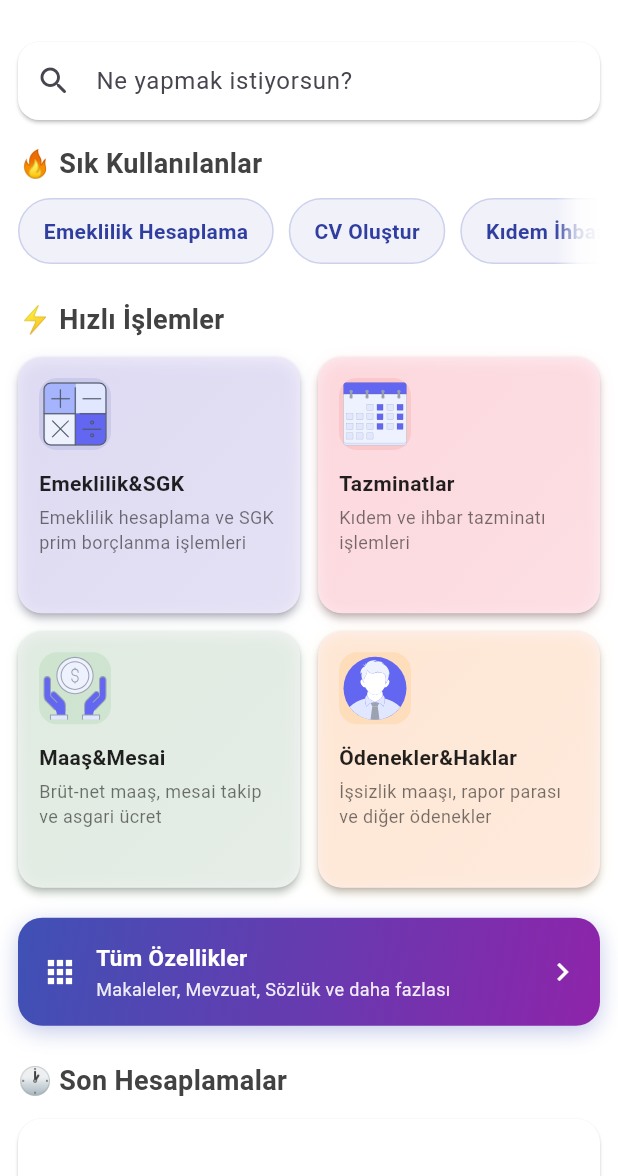
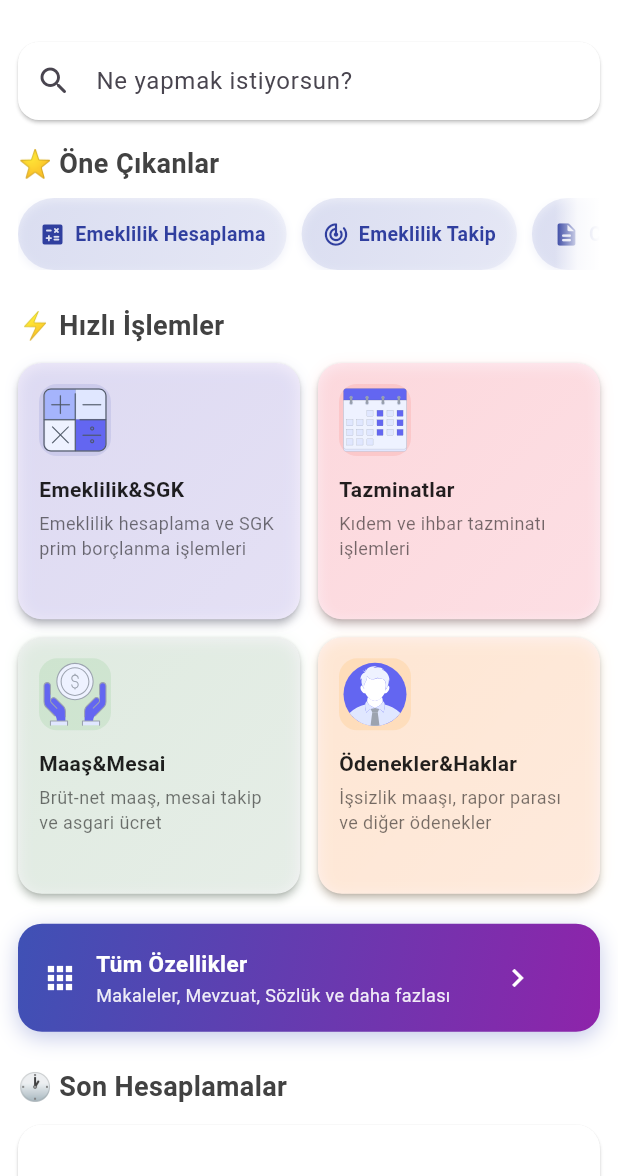
Before and after one commit to life1666/sosyalguvenlikmobil-ios, a Flutter app: the screen it shows after launch, on a phone screen of 412 x 824 dp, the part 60-1236 px from its top. Run offline on Flutter 3.47's test engine with Material 3 defaults, Android fonts, the phone set to English and light mode, and no system bars; our stand-ins replace cloud_firestore, firebase_analytics, firebase_auth, firebase_core, firebase_crashlytics, flutter_svg and 10 more; missing offline and left inert: excel; accounts and stored records are empty.

Commit message:
Improve: Update popular features section with icons, Emeklilik Takip, better visuals and scroll indicator

```diff
--- a/lib/screens/ana_ekran.dart
+++ b/lib/screens/ana_ekran.dart
@@ -1077,9 +1077,29 @@ class _AnaEkranState extends State<AnaEkran> {
                           builder: (context, value, child) {
                             return Transform.translate(
                               offset: Offset(value * 3, 0),
-                              child: Icon(Icons.chevron_right, color: Colors.white),
-                            );
-                          },
+                              child: Icon(Icons.chevron_right, color: Colors.white                  ),
+                );
+                  },
+                ),
+                // Scroll indicator (sağda fade effect)
+                Positioned(
+                  right: 0,
+                  top: 0,
+                  bottom: 0,
+                  child: Container(
+                    width: 30,
+                    decoration: BoxDecoration(
+                      gradient: LinearGradient(
+                        begin: Alignment.centerLeft,
+                        end: Alignment.centerRight,
+                        colors: [
+                          Colors.white.withOpacity(0.0),
+                          Colors.white.withOpacity(0.8),
+                          Colors.white,
+                        ],
+                      ),
+                    ),
+                  ),
                 ),
               ],
             ),
@@ -2308,12 +2328,13 @@ class _SikKullanilanlar extends StatelessWidget {
   @override
   Widget build(BuildContext context) {
     final popularItems = [
-      {'title': 'Emeklilik Hesaplama', 'route': 'emeklilik', 'screen': 'emeklilik_4a'},
-      {'title': 'CV Oluştur', 'route': 'cv_olustur', 'screen': 'cv_olustur'},
-      {'title': 'Kıdem İhbar Tazminatı', 'route': 'kidem', 'screen': 'kidem_ihbar'},
-      {'title': 'İşsizlik Maaşı', 'route': 'issizlik', 'screen': 'issizlik'},
-      {'title': 'Rapor Parası', 'route': 'rapor', 'screen': 'rapor'},
-      {'title': 'Brütten Nete', 'route': 'brutten_nete', 'screen': 'brutten_nete'},
+      {'title': 'Emeklilik Hesaplama', 'route': 'emeklilik', 'screen': 'emeklilik_4a', 'icon': Icons.calculate_rounded},
+      {'title': 'Emeklilik Takip', 'route': 'emeklilik_takip', 'screen': 'emeklilik_takip', 'icon': Icons.track_changes_rounded},
+      {'title': 'CV Oluştur', 'route': 'cv_olustur', 'screen': 'cv_olustur', 'icon': Icons.description_rounded},
+      {'title': 'Kıdem İhbar Tazminatı', 'route': 'kidem', 'screen': 'kidem_ihbar', 'icon': Icons.receipt_long_rounded},
+      {'title': 'İşsizlik Maaşı', 'route': 'issizlik', 'screen': 'issizlik', 'icon': Icons.work_outline_rounded},
+      {'title': 'Rapor Parası', 'route': 'rapor', 'screen': 'rapor', 'icon': Icons.local_hospital_rounded},
+      {'title': 'Brütten Nete', 'route': 'brutten_nete', 'screen': 'brutten_nete', 'icon': Icons.swap_horiz_rounded},
     ];
 
     return Padding(
@@ -2322,7 +2343,7 @@ class _SikKullanilanlar extends StatelessWidget {
         crossAxisAlignment: CrossAxisAlignment.start,
         children: [
           Text(
-            '🔥 Sık Kullanılanlar',
+            '⭐ Öne Çıkanlar',
             style: TextStyle(
               fontSize: 18,
               fontWeight: FontWeight.w700,
@@ -2331,17 +2352,19 @@ class _SikKullanilanlar extends StatelessWidget {
           ),
           SizedBox(height: 10),
           SizedBox(
-            height: 44,
+            height: 48,
             child: Stack(
               children: [
                 ListView.separated(
                   scrollDirection: Axis.horizontal,
+                  scrollPhysics: const BouncingScrollPhysics(),
                   itemCount: popularItems.length,
                   separatorBuilder: (_, __) => SizedBox(width: 10),
                   itemBuilder: (context, i) {
                 final item = popularItems[i];
+                final icon = item['icon'] as IconData? ?? Icons.star_rounded;
                 return InkWell(
-                  borderRadius: BorderRadius.circular(22),
+                  borderRadius: BorderRadius.circular(24),
                   onTap: () {
                     final screen = item['screen'] as String;
                     AnalyticsHelper.logCustomEvent('quick_access_tapped', parameters: {
@@ -2393,21 +2416,43 @@ class _SikKullanilanlar extends StatelessWidget {
                     }
                   },
                   child: Container(
-                    padding: EdgeInsets.symmetric(horizontal: 16, vertical: 8),
+                    padding: EdgeInsets.symmetric(horizontal: 14, vertical: 10),
                     decoration: BoxDecoration(
-                      borderRadius: BorderRadius.circular(22),
+                      borderRadius: BorderRadius.circular(24),
+                      gradient: LinearGradient(
+                        begin: Alignment.topLeft,
+                        end: Alignment.bottomRight,
+                        colors: [
+                          Colors.indigo.withOpacity(0.12),
+                          Colors.indigo.withOpacity(0.06),
+                        ],
+                      ),
+                      boxShadow: [
+                        BoxShadow(
                           color: Colors.indigo.withOpacity(0.08),
-                      border: Border.all(color: Colors.indigo.withOpacity(0.2)),
-                    ),
-                    child: Center(
-                      child: Text(
+                          blurRadius: 4,
+                          offset: Offset(0, 2),
+                        ),
+                      ],
+                    ),
+                    child: Row(
+                      mainAxisSize: MainAxisSize.min,
+                      children: [
+                        Icon(
+                          icon,
+                          size: 18,
+                          color: Colors.indigo[700],
+                        ),
+                        SizedBox(width: 6),
+                        Text(
                           item['title'] as String,
-                        textAlign: TextAlign.center,
                           style: TextStyle(
+                            fontSize: 13,
                             fontWeight: FontWeight.w600,
                             color: Colors.indigo[700],
                           ),
                         ),
+                      ],
                     ),
                   ),
                 );
```
Lines whose indentation alone changed are shown as unchanged.
